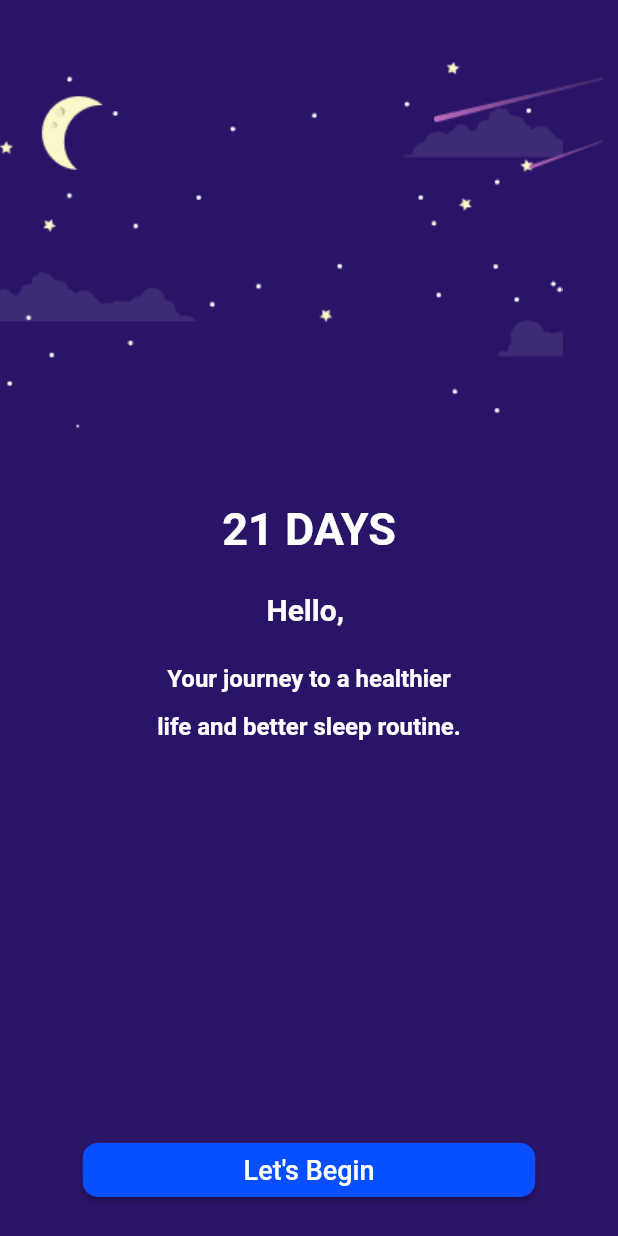
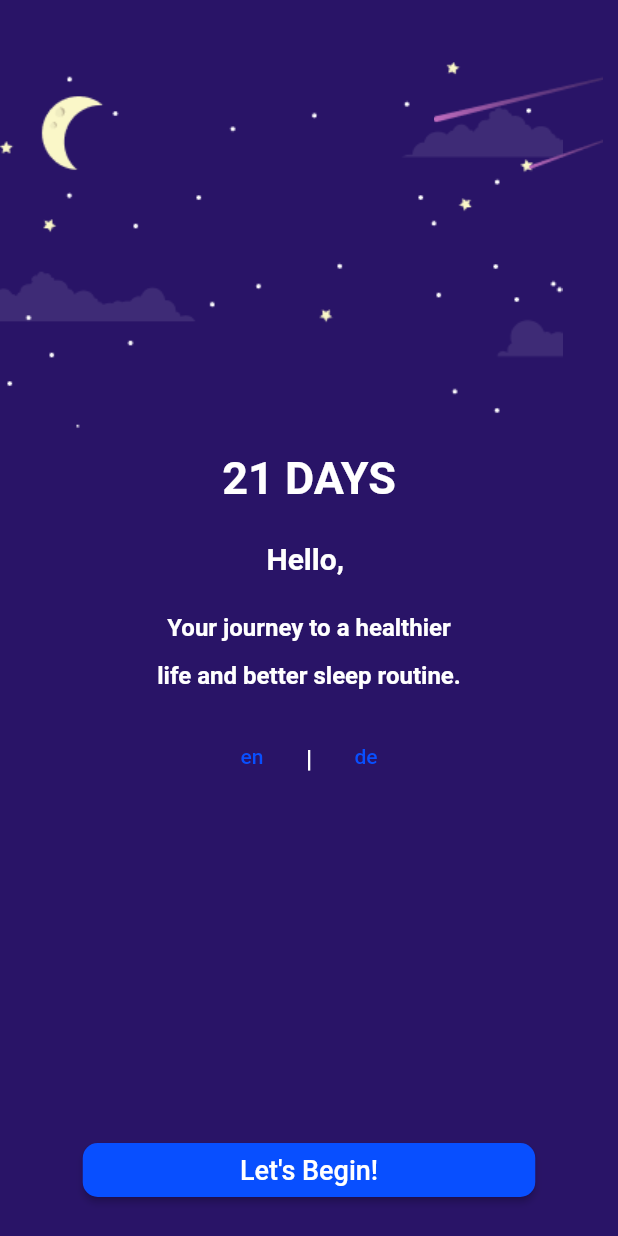
Before and after one commit to Khongchai/21-day-sleep-journey-challenge, a Flutter app: the screen it shows once a user with an empty profile is signed in, on a phone screen of 412 x 824 dp. Run offline on Flutter 3.47's test engine with Material 2 defaults, Android fonts, the phone set to English and light mode, and no system bars; our stand-ins replace cloud_firestore, firebase_auth, firebase_core, flutter_svg, shared_preferences; accounts and stored records are empty; network calls fail.

Commit message:
added i18n

```diff
--- a/lib/main.dart
+++ b/lib/main.dart
@@ -1,15 +1,18 @@
 import 'package:flutter/material.dart';
+import 'package:flutter_localizations/flutter_localizations.dart';
 import "package:provider/provider.dart";
 import 'package:yawwn/constants/navigation/routes.dart';
 import 'package:yawwn/pages/authentication/authentication.dart';
 
 import 'global_state/app_state.dart';
+import 'i18n/strings.g.dart';
 
 void main() {
+  WidgetsFlutterBinding.ensureInitialized();
   runApp(
     ChangeNotifierProvider(
         create: (context) => AppState(),
-        builder: (context, _) => const MyApp()),
+        builder: (context, _) => TranslationProvider(child: const MyApp())),
   );
 }
 
@@ -20,7 +23,10 @@ class MyApp extends StatelessWidget {
   @override
   Widget build(BuildContext context) {
     return MaterialApp(
-        title: 'Flutter Demo',
+        title: "Yawwn",
+        locale: TranslationProvider.of(context).flutterLocale,
+        supportedLocales: LocaleSettings.supportedLocales,
+        localizationsDelegates: GlobalMaterialLocalizations.delegates,
         theme: ThemeData(
             unselectedWidgetColor: Colors.white,
             textTheme: const TextTheme(
--- a/lib/pages/homepage.dart
+++ b/lib/pages/homepage.dart
@@ -1,5 +1,7 @@
 import 'package:firebase_auth/firebase_auth.dart';
 import "package:flutter/material.dart";
+import 'package:shared_preferences/shared_preferences.dart';
+import 'package:yawwn/i18n/strings.g.dart';
 import 'package:yawwn/pages/instructions.dart';
 import 'package:yawwn/widgets/background_decorations/moon_and_stars_background.dart';
 import 'package:yawwn/widgets/bottom_navigation_buttons.dart';
@@ -17,15 +19,25 @@ class MyHomePage extends StatefulWidget {
 }
 
 class _MyHomePageState extends State<MyHomePage> {
+  final Future<SharedPreferences> _prefs = SharedPreferences.getInstance();
   @override
   Widget build(BuildContext context) {
     return Scaffold(
       body: StyledStackContainer(children: [
         const MoonAndStarsBackground(),
         Stack(children: [
-          WelcomeText(username: widget.currentUser.displayName!),
+          FutureBuilder(
+              future: _prefs,
+              builder: (context, snapshot) {
+                return snapshot.connectionState == ConnectionState.done
+                    ? WelcomeText(
+                        username: widget.currentUser.displayName!,
+                        prefs: snapshot.data as SharedPreferences,
+                      )
+                    : const SizedBox();
+              }),
           BottomNavigationButtons(
-            goForwardText: "Let's Begin",
+            goForwardText: t.begin_button,
             forwardOnPressed: () =>
                 Navigator.pushNamed(context, Instructions.route),
           ),
--- a/lib/widgets/welcome_text.dart
+++ b/lib/widgets/welcome_text.dart
@@ -1,25 +1,59 @@
 import "package:flutter/material.dart";
+import 'package:shared_preferences/shared_preferences.dart';
+import 'package:yawwn/constants/colors.dart';
+import 'package:yawwn/i18n/strings.g.dart';
 
 class WelcomeText extends StatelessWidget {
   final String username;
+  final SharedPreferences prefs;
 
-  const WelcomeText({required this.username, Key? key}) : super(key: key);
+  const WelcomeText({required this.username, required this.prefs, Key? key})
+      : super(key: key);
 
   @override
   Widget build(BuildContext context) {
+    final selectedLocale = prefs.getString("locale");
     return SizedBox(
       width: 1 / 0,
       child: Column(
         mainAxisAlignment: MainAxisAlignment.center,
         children: [
-          const Text("21 DAYS",
-              style: TextStyle(fontSize: 30, fontWeight: FontWeight.w600)),
+          Text(t.welcome_text.title,
+              style:
+                  const TextStyle(fontSize: 30, fontWeight: FontWeight.w600)),
           const SizedBox(height: 20),
-          Text("Hello, $username", style: const TextStyle(fontSize: 20)),
+          Text(t.welcome_text.greeting(username: username),
+              style: const TextStyle(fontSize: 20)),
           const SizedBox(height: 20),
-          const Text("Your journey to a healthier"),
+          Text(t.welcome_text.description1),
           const SizedBox(height: 10),
-          const Text("life and better sleep routine."),
+          Text(t.welcome_text.description2),
+          const SizedBox(height: 20),
+          Row(mainAxisAlignment: MainAxisAlignment.center, children: [
+            TextButton(
+              onPressed: () {
+                LocaleSettings.setLocale(AppLocale.en);
+                prefs.setString("locale", AppLocale.en.languageTag);
+              },
+              child: Text("en",
+                  style: TextStyle(
+                      color: selectedLocale == AppLocale.en.languageTag
+                          ? appColors.accent
+                          : appColors.primary)),
+            ),
+            const Text(" | "),
+            TextButton(
+              onPressed: () {
+                LocaleSettings.setLocale(AppLocale.de);
+                prefs.setString("locale", AppLocale.de.languageTag);
+              },
+              child: Text("de",
+                  style: TextStyle(
+                      color: selectedLocale == AppLocale.de.languageTag
+                          ? appColors.accent
+                          : appColors.primary)),
+            )
+          ])
         ],
       ),
     );
--- a/pubspec.yaml
+++ b/pubspec.yaml
@@ -29,7 +29,8 @@ environment:
 dependencies:
   flutter:
     sdk: flutter
-
+  flutter_localizations:
+    sdk: flutter
 
   # The following adds the Cupertino Icons font to your application.
   # Use with the CupertinoIcons class for iOS style icons.
@@ -40,10 +41,12 @@ dependencies:
   cloud_firestore: ^3.0.0
   flutter_svg: ^0.23.0+1
   rxdart: ^0.27.2
+  shared_preferences: ^2.0.8
 
 dev_dependencies:
   flutter_test:
     sdk: flutter
+  fast_i18n: 5.4.0
 
   # The "flutter_lints" package below contains a set of recommended lints to
   # encourage good coding practices. The lint set provided by the package is
```
Also changed, not shown: lib/i18n/strings.i18n.json (added, +9 -0 lines), lib/i18n/strings_de.i18n.json (added, +9 -0 lines), lib/pages/daily_instructions.dart (+2 -24 lines), lib/widgets/daily_instructions/check_button.dart (added, +33 -0 lines), lib/i18n/strings.g.dart (added), pubspec.lock, 1 other file.
